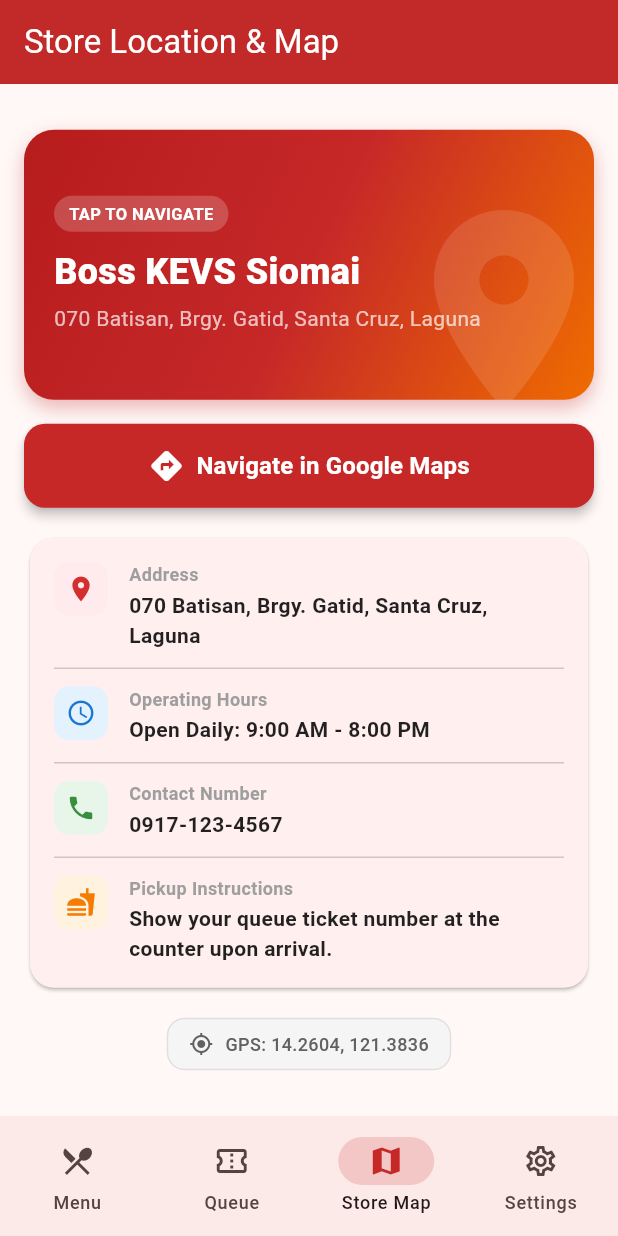
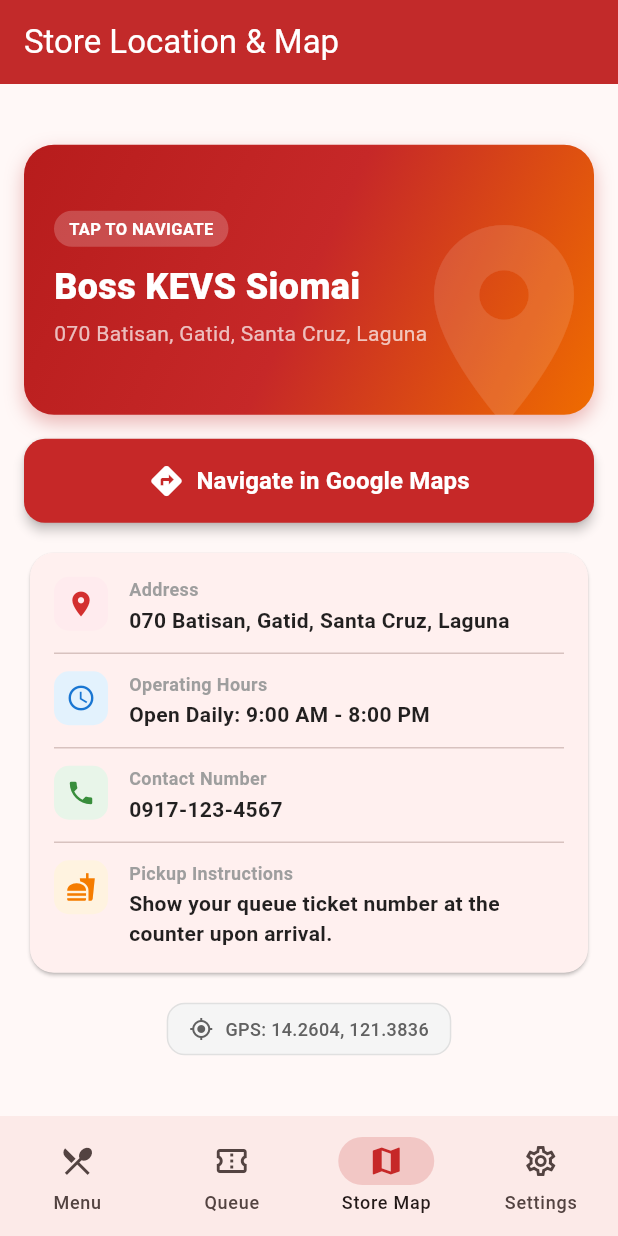
Before and after one commit to Earl-Salvador/kevs-siomai, a Flutter app: the screen it shows after launch, item 3 of the bottom bar chosen, on a phone screen of 412 x 824 dp. Run offline on Flutter 3.47's test engine with Material 3 defaults, Android fonts, the phone set to English and light mode, and no system bars; our stand-ins replace shared_preferences; network calls fail.

Commit message:
chore: update shop location to 070 Batisan, Gatid, Santa Cruz, Laguna

```diff
--- a/mobile_app/lib/screens/cart_screen.dart
+++ b/mobile_app/lib/screens/cart_screen.dart
@@ -72,7 +72,7 @@
             ),
             SizedBox(height: 8),
             Text(
-              'Kapag wala sa Gatid ang iyong address, hindi po makakapag-deliver ang aming rider. Mangyaring lumipat sa "Store Pickup" upang maihanda ang iyong order sa tindahan (070 Batisan, Santa Cruz, Laguna).',
+              'Kapag wala sa Gatid ang iyong address, hindi po makakapag-deliver ang aming rider. Mangyaring lumipat sa "Store Pickup" upang maihanda ang iyong order sa tindahan (070 Batisan, Gatid, Santa Cruz, Laguna).',
               style: TextStyle(fontSize: 12.5, color: Colors.black87, height: 1.3),
             ),
           ],
--- a/mobile_app/lib/screens/store_location_screen.dart
+++ b/mobile_app/lib/screens/store_location_screen.dart
@@ -7,12 +7,12 @@
   static const double storeLat = 14.2604;
   static const double storeLng = 121.3836;
   static const String storeName = 'Boss KEVS Siomai';
-  static const String storeAddress = '070 Batisan, Brgy. Gatid, Santa Cruz, Laguna';
+  static const String storeAddress = '070 Batisan, Gatid, Santa Cruz, Laguna';
   static const String storeHours = 'Open Daily: 9:00 AM - 8:00 PM';
   static const String storePhone = '0917-123-4567';
 
   Future<void> _openGoogleMaps(BuildContext context) async {
-    // Google Maps directions URL directed to 070 Batisan, Santa Cruz, Laguna
+    // Google Maps directions URL directed to 070 Batisan, Gatid, Santa Cruz, Laguna
     final destination = Uri.encodeComponent(storeAddress);
     final url = Uri.parse('https://www.google.com/maps/dir/?api=1&destination=$destination');
     final coordUrl = Uri.parse('https://www.google.com/maps/dir/?api=1&destination=$storeLat,$storeLng');
@@ -106,7 +106,7 @@
                             ),
                             const SizedBox(height: 4),
                             const Text(
-                              '070 Batisan, Brgy. Gatid, Santa Cruz, Laguna',
+                              '070 Batisan, Gatid, Santa Cruz, Laguna',
                               style: TextStyle(color: Colors.white70, fontSize: 14),
                             ),
                           ],
```
Also changed, not shown: 1 other file.
